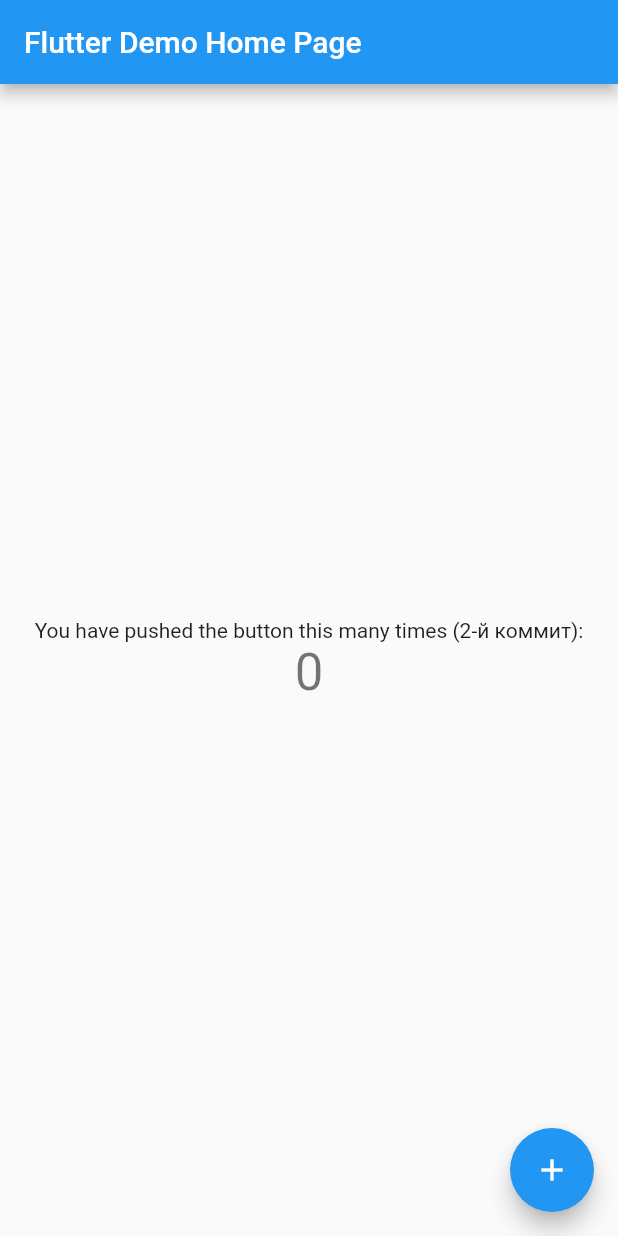
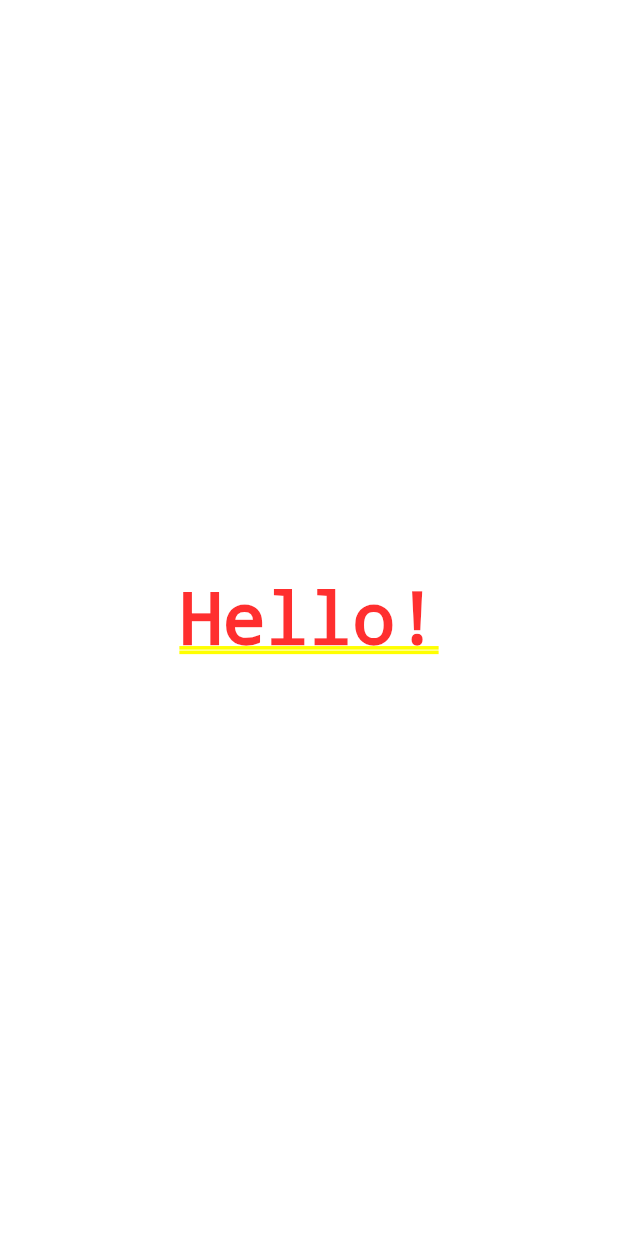
Before and after one commit to alexgogotov/places, a Flutter app: the screen it shows after launch, on a phone screen of 412 x 824 dp. Run offline on Flutter 3.47's test engine with Material 2 defaults, Android fonts, the phone set to English and light mode, and no system bars.

```diff
--- a/lib/main.dart
+++ b/lib/main.dart
@@ -26,7 +26,8 @@ class MyApp extends StatelessWidget {
         // closer together (more dense) than on mobile platforms.
         visualDensity: VisualDensity.adaptivePlatformDensity,
       ),
-      home: MyHomePage(title: 'Flutter Demo Home Page'),
+      home: MyFirstWidget1(),
+      //MyHomePage(title: 'Flutter Demo Home Page'),
     );
   }
 }
@@ -115,3 +116,38 @@ class _MyHomePageState extends State<MyHomePage> {
     );
   }
 }
+
+class MyFirstWidget extends StatelessWidget {
+  int countOfBuild = 0;
+
+  @override
+  Widget build(BuildContext context) {
+    countOfBuild ++;
+    print('Count of build: $countOfBuild');
+    return Container(
+      child: Center(
+        child: Text('Hello!'),
+      ),
+    );
+  }
+}
+
+class MyFirstWidget1 extends StatefulWidget {
+  @override
+  _MyFirstWidget1State createState() => _MyFirstWidget1State();
+}
+
+class _MyFirstWidget1State extends State<MyFirstWidget1> {
+  int countOfBuild = 0;
+
+  @override
+  Widget build(BuildContext context) {
+    countOfBuild ++;
+    print('Count of build: $countOfBuild');
+    return Container(
+      child: Center(
+        child: Text('Hello!'),
+      ),
+    );
+  }
+}
```
